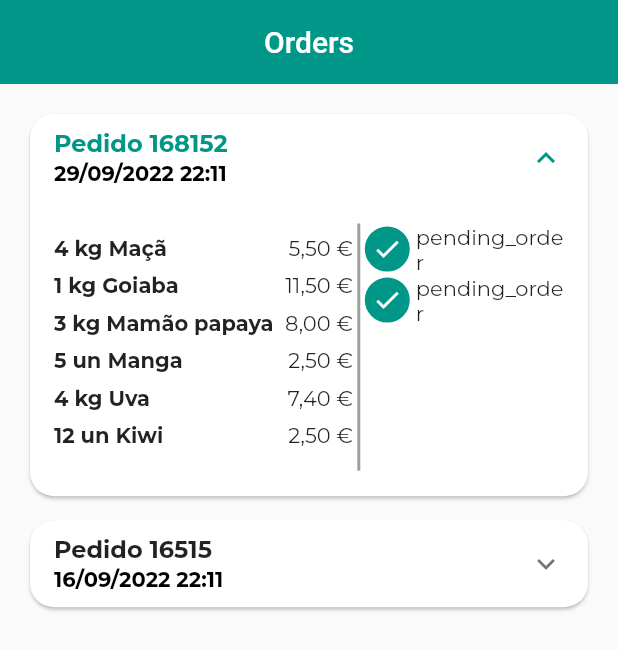
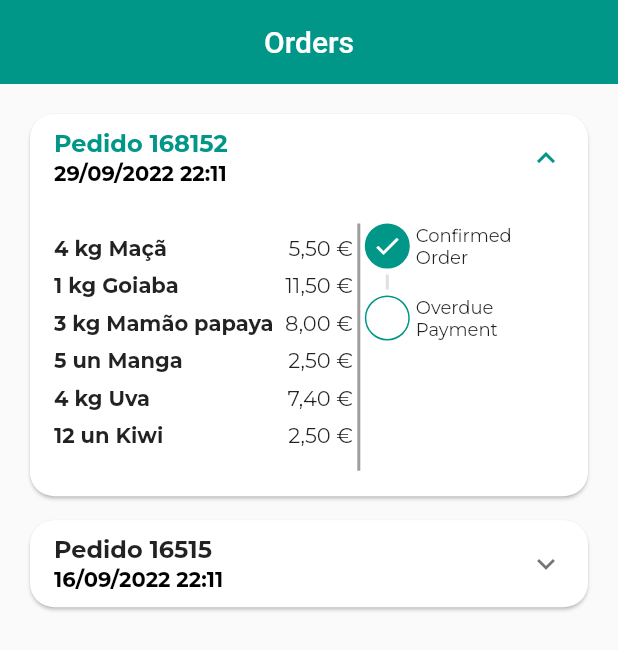
Before and after one commit to ravelinejunior/newravelinestore, a Flutter app: the OrdersScreen screen opened directly, after a tap on an icon or button, on a phone screen of 412 x 824 dp. Shown: the top 650 px of the screen. Run offline on Flutter 3.47's test engine with Material 2 defaults, Android fonts, the phone set to English and light mode, and no system bars; our stand-ins replace animated_text_kit, badges, brasil_fields, get, google_fonts, lottie.

Commit message:
Order vertical status

```diff
--- a/lib/src/screens/ordersScreen/components/order_status.dart
+++ b/lib/src/screens/ordersScreen/components/order_status.dart
@@ -1,7 +1,7 @@
 import 'package:flutter/material.dart';
 
 class OrderStatus extends StatelessWidget {
-  const OrderStatus({
+  OrderStatus({
     Key? key,
     required this.status,
     required this.isOverdue,
@@ -9,29 +9,54 @@ class OrderStatus extends StatelessWidget {
   final String status;
   final bool isOverdue;
 
+  final Map<String, int> allStatus = <String, int>{
+    'pending_payment': 0,
+    'refund_payment': 1,
+    'paid_payment': 2,
+    'prepare_purchase': 3,
+    'shiping': 4,
+    'delivered': 5,
+  };
+
+  int get currentStatus => allStatus[status] ?? 0;
+
   @override
   Widget build(BuildContext context) {
     return Column(
-      crossAxisAlignment: CrossAxisAlignment.stretch,
+      crossAxisAlignment: CrossAxisAlignment.start,
       children: [
         _StatusDot(
           isActive: isOverdue,
-          title: status,
+          title: 'Confirmed Order',
         ),
-        _StatusDot(
-          isActive: isOverdue,
-          title: status,
-        ),
+        const _CustomDivider(),
+        if (currentStatus == 1) ...[
+          const _StatusDot(
+            isActive: true,
+            title: 'Reversed Transaction',
+            backgroundColor: Colors.orange,
+          )
+        ] else if (isOverdue) ...[
+          const _StatusDot(
+              isActive: false,
+              title: 'Overdue Payment',
+              backgroundColor: Colors.red),
+        ]
       ],
     );
   }
 }
 
 class _StatusDot extends StatelessWidget {
-  const _StatusDot({Key? key, required this.isActive, required this.title})
+  const _StatusDot(
+      {Key? key,
+      required this.isActive,
+      required this.title,
+      this.backgroundColor})
       : super(key: key);
   final bool isActive;
   final String title;
+  final Color? backgroundColor;
 
   @override
   Widget build(BuildContext context) {
@@ -46,7 +71,8 @@ class _StatusDot extends StatelessWidget {
             border: Border.all(
               color: Colors.teal,
             ),
-            color: isActive ? Colors.teal : Colors.transparent,
+            color:
+                isActive ? backgroundColor ?? Colors.teal : Colors.transparent,
           ),
           child: isActive
               ? const Icon(
@@ -57,8 +83,28 @@ class _StatusDot extends StatelessWidget {
               : const SizedBox.shrink(),
         ),
         const SizedBox(width: 4),
-        Expanded(child: Text(title)),
+        Expanded(
+          child: Text(
+            title,
+            style: const TextStyle(fontSize: 12),
+          ),
+        ),
       ],
     );
   }
 }
+
+class _CustomDivider extends StatelessWidget {
+  const _CustomDivider({Key? key}) : super(key: key);
+
+  @override
+  Widget build(BuildContext context) {
+    return Container(
+      margin: const EdgeInsets.symmetric(vertical: 4, horizontal: 14),
+      alignment: Alignment.center,
+      height: 10,
+      width: 2,
+      color: Colors.grey.shade300,
+    );
+  }
+}
--- a/lib/src/utils/app_data.dart
+++ b/lib/src/utils/app_data.dart
@@ -114,7 +114,7 @@ final List<OrderModel> ordersModel = [
     dateCreated: DateTime.parse('2022-09-16 22:11:02'),
     dateOverdue: DateTime.parse('2022-09-17 23:11:02'),
     items: cartItems,
-    status: 'pending_order',
+    status: 'refund_payment',
     copyAndPaste: "NSKJND6518615",
     total: 120.30,
   )
```
